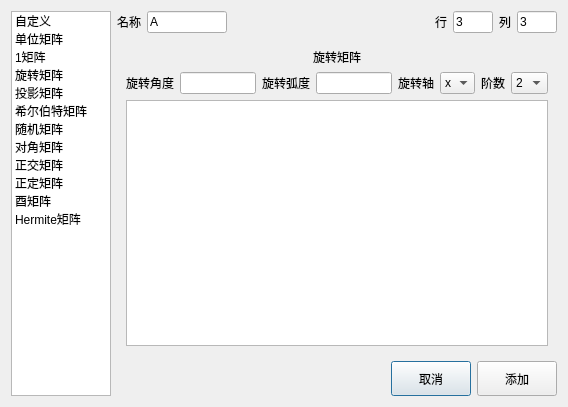
Before: the Qt Designer form MatrixCalculator-GUI/AddMatrixDialog.ui in luyiming/MatrixCalculator, drawn with Qt 5.
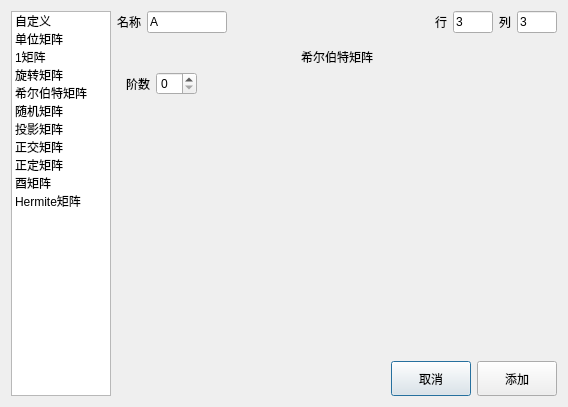
After: the same form once the commit is applied. The open tabs and pages were chosen to show the change.

Patch:
```diff
--- a/MatrixCalculator-GUI/AddMatrixDialog.ui
+++ b/MatrixCalculator-GUI/AddMatrixDialog.ui
@@ -56,11 +56,6 @@
          <string>旋转矩阵</string>
         </property>
        </item>
-       <item>
-        <property name="text">
-         <string>投影矩阵</string>
-        </property>
-       </item>
        <item>
         <property name="text">
          <string>希尔伯特矩阵</string>
@@ -73,7 +68,7 @@
        </item>
        <item>
         <property name="text">
-         <string>对角矩阵</string>
+         <string>投影矩阵</string>
         </property>
        </item>
        <item>
@@ -456,6 +451,60 @@
          </item>
         </layout>
        </widget>
+       <widget class="QWidget" name="page_5">
+        <layout class="QVBoxLayout" name="verticalLayout_6">
+         <item>
+          <widget class="QLabel" name="label_11">
+           <property name="text">
+            <string>希尔伯特矩阵</string>
+           </property>
+           <property name="alignment">
+            <set>Qt::AlignCenter</set>
+           </property>
+          </widget>
+         </item>
+         <item>
+          <layout class="QHBoxLayout" name="horizontalLayout_7">
+           <item>
+            <widget class="QLabel" name="label_15">
+             <property name="text">
+              <string>阶数</string>
+             </property>
+            </widget>
+           </item>
+           <item>
+            <widget class="QSpinBox" name="matrixOrder_4"/>
+           </item>
+           <item>
+            <spacer name="horizontalSpacer_5">
+             <property name="orientation">
+              <enum>Qt::Horizontal</enum>
+             </property>
+             <property name="sizeHint" stdset="0">
+              <size>
+               <width>40</width>
+               <height>20</height>
+              </size>
+             </property>
+            </spacer>
+           </item>
+          </layout>
+         </item>
+         <item>
+          <spacer name="verticalSpacer_3">
+           <property name="orientation">
+            <enum>Qt::Vertical</enum>
+           </property>
+           <property name="sizeHint" stdset="0">
+            <size>
+             <width>20</width>
+             <height>40</height>
+            </size>
+           </property>
+          </spacer>
+         </item>
+        </layout>
+       </widget>
       </widget>
      </item>
      <item>
```
Left out of the diff: 2 changed lines with no effect on the pictures.
